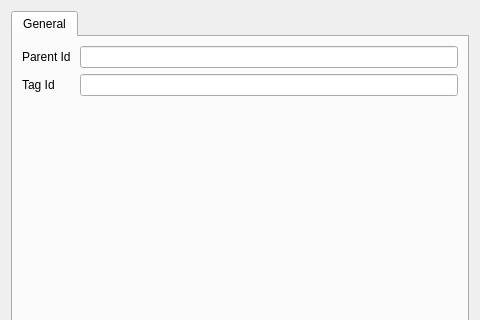
TNick/exdrf, file exdrf-dev/exdrf_dev/qt_gen/db/parent_tag_associations/widgets/parent_tag_association_editor.ui: the form before one commit; both pictures show x 0 to 480 and y 0 to 320 of the 480 by 640 pixel window.
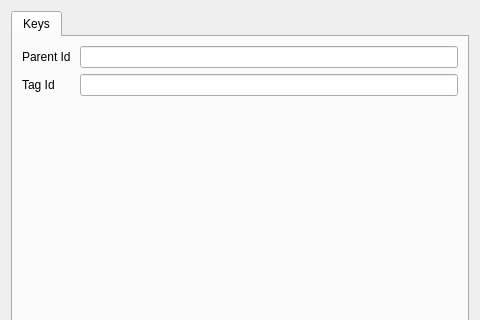
The form after the commit. Custom widgets are drawn as their Qt base class.

What changed in the file:
```diff
--- a/exdrf-dev/exdrf_dev/qt_gen/db/parent_tag_associations/widgets/parent_tag_association_editor.ui
+++ b/exdrf-dev/exdrf_dev/qt_gen/db/parent_tag_associations/widgets/parent_tag_association_editor.ui
@@ -22,7 +22,7 @@
      
      <widget class="QWidget" name="tab_general">
       <attribute name="title">
-       <string>General</string>
+       <string>Keys</string>
       </attribute>
       <layout class="QFormLayout" name="formLayout">
      
```
Left out of the diff: 16 changed lines with no effect on the pictures.
